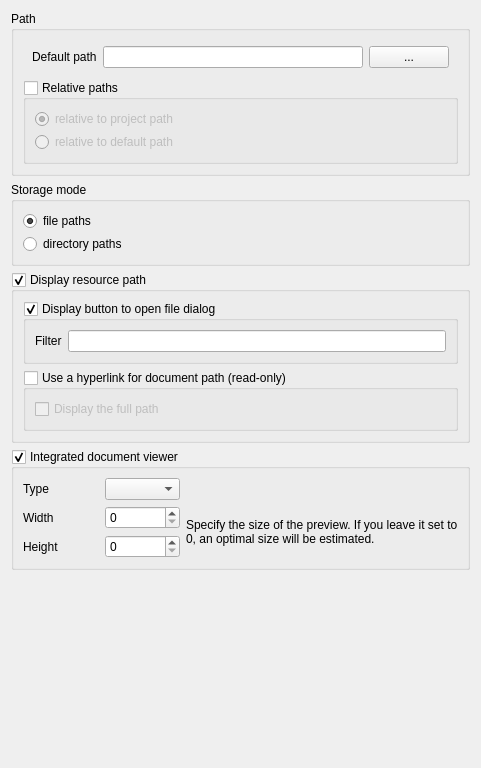
Qt form src/ui/editorwidgets/qgsexternalresourceconfigdlg.ui (qgis/QGIS) before a commit.
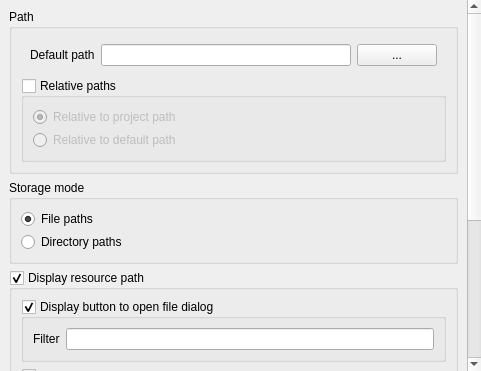
The same form after that commit.

Commit message:
Cleanup editor widget config dialogs
- Standardise capitalization
- Add external resource config to a scroll area, otherwise options may
be hidden
- Add clarification to classification widget description that it only
is available if categorized renderer set
- Improve appearence of layouts so all widgets are left aligned

The edit to the form file:
```diff
--- a/src/ui/editorwidgets/qgsexternalresourceconfigdlg.ui
+++ b/src/ui/editorwidgets/qgsexternalresourceconfigdlg.ui
@@ -8,16 +8,49 @@
     <x>0</x>
     <y>0</y>
     <width>481</width>
-    <height>768</height>
+    <height>371</height>
    </rect>
   </property>
   <property name="windowTitle">
    <string>Form</string>
   </property>
-  <layout class="QVBoxLayout" name="verticalLayout_2" stretch="0,0,0,0,0">
+  <layout class="QVBoxLayout" name="verticalLayout_2" stretch="0">
+   <property name="spacing">
+    <number>0</number>
+   </property>
    <property name="sizeConstraint">
     <enum>QLayout::SetMinimumSize</enum>
    </property>
+   <property name="leftMargin">
+    <number>0</number>
+   </property>
+   <property name="topMargin">
+    <number>0</number>
+   </property>
+   <property name="rightMargin">
+    <number>0</number>
+   </property>
+   <property name="bottomMargin">
+    <number>0</number>
+   </property>
+   <item>
+    <widget class="QScrollArea" name="scrollArea">
+     <property name="frameShape">
+      <enum>QFrame::NoFrame</enum>
+     </property>
+     <property name="widgetResizable">
+      <bool>true</bool>
+     </property>
+     <widget class="QWidget" name="scrollAreaWidgetContents">
+      <property name="geometry">
+       <rect>
+        <x>0</x>
+        <y>-206</y>
+        <width>465</width>
+        <height>621</height>
+       </rect>
+      </property>
+      <layout class="QVBoxLayout" name="verticalLayout_4">
    <item>
     <widget class="QGroupBox" name="groupBox">
      <property name="title">
@@ -109,7 +142,7 @@
             <string>&lt;html&gt;&lt;head/&gt;&lt;body&gt;&lt;p&gt;If possible, this option makes the storage of the filenames with relative paths from the current QGIS project path.&lt;/p&gt;&lt;p&gt;Eg: if your QGIS project is in &lt;span style=&quot; font-style:italic;&quot;&gt;&amp;quot;/home/user/my_project.qgs&amp;quot;&lt;/span&gt; and your filename is &lt;span style=&quot; font-style:italic;&quot;&gt;&amp;quot;/home/user/data/files/test.pdf&amp;quot;&lt;/span&gt;, the attribute will only store &lt;span style=&quot; font-style:italic;&quot;&gt;&amp;quot;data/files/test.pdf&amp;quot;&lt;/span&gt;.&lt;/p&gt;&lt;/body&gt;&lt;/html&gt;</string>
            </property>
            <property name="text">
-            <string>relative to project path</string>
+                <string>Relative to project path</string>
            </property>
            <property name="checked">
             <bool>true</bool>
@@ -128,7 +161,7 @@
             <string>&lt;html&gt;&lt;head/&gt;&lt;body&gt;&lt;p&gt;If possible, this option makes the storage of the filenames with relative paths from the default path set just above.&lt;/p&gt;&lt;p&gt;Eg: if your default path is &lt;span style=&quot; font-style:italic;&quot;&gt;&amp;quot;/home/user/data/&amp;quot;&lt;/span&gt; and your filename is &lt;span style=&quot; font-style:italic;&quot;&gt;&amp;quot;/home/user/data/files/test.pdf&amp;quot;&lt;/span&gt;, the attribute will only store &lt;span style=&quot; font-style:italic;&quot;&gt;&amp;quot;files/test.pdf&amp;quot;&lt;/span&gt;.&lt;/p&gt;&lt;/body&gt;&lt;/html&gt;</string>
            </property>
            <property name="text">
-            <string>relative to default path</string>
+                <string>Relative to default path</string>
            </property>
            <attribute name="buttonGroup">
             <string notr="true">mRelativeButtonGroup</string>
@@ -165,7 +198,7 @@
          <string>&lt;html&gt;&lt;head/&gt;&lt;body&gt;&lt;p&gt;If this option is checked, the attribute can only store filenames (this is the default choice).&lt;/p&gt;&lt;/body&gt;&lt;/html&gt;</string>
         </property>
         <property name="text">
-         <string>file paths</string>
+             <string>File paths</string>
         </property>
         <property name="checked">
          <bool>true</bool>
@@ -181,7 +214,7 @@
          <string>&lt;html&gt;&lt;head/&gt;&lt;body&gt;&lt;p&gt;If this option is checked, the attribute can only store directories and not filenames. The file selector will let you choose only directories and not files.&lt;/p&gt;&lt;/body&gt;&lt;/html&gt;</string>
         </property>
         <property name="text">
-         <string>directory paths</string>
+             <string>Directory paths</string>
         </property>
         <attribute name="buttonGroup">
          <string notr="true">mStorageButtonGroup</string>
@@ -347,6 +380,10 @@
    </item>
   </layout>
  </widget>
+    </widget>
+   </item>
+  </layout>
+ </widget>
  <tabstops>
   <tabstop>mRootPath</tabstop>
   <tabstop>mRootPathButton</tabstop>
```
Left out of the diff: 3 changed lines with no effect on the pictures. Lines whose indentation alone changed are shown as unchanged. The commit also changes 7 other files.
